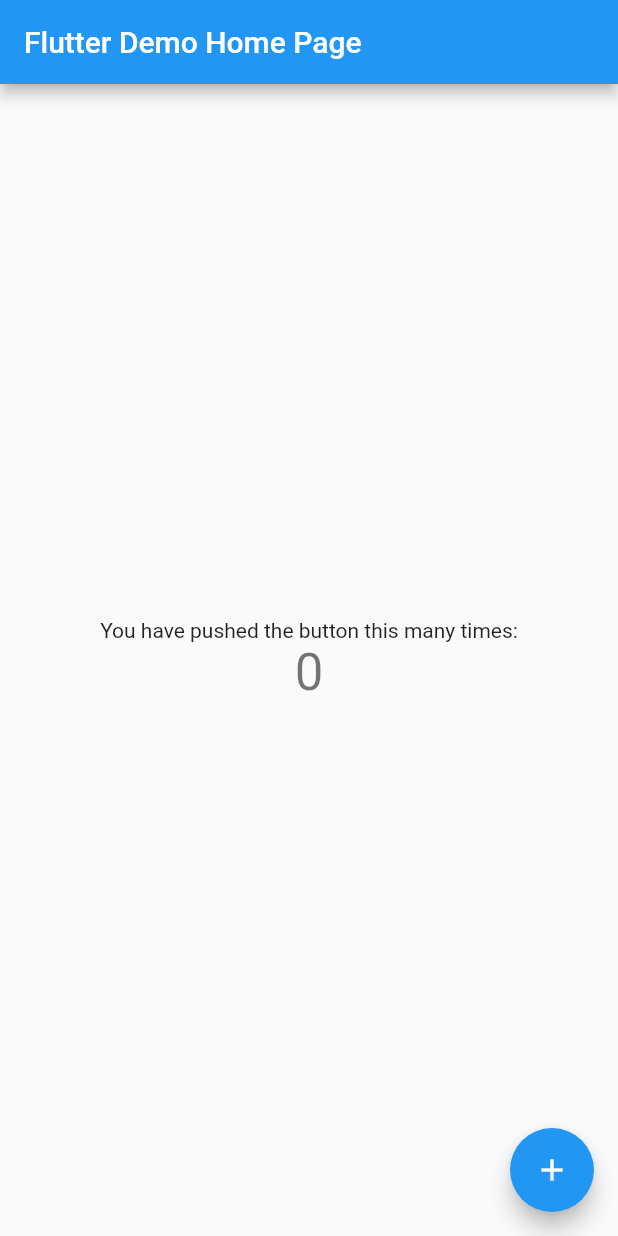
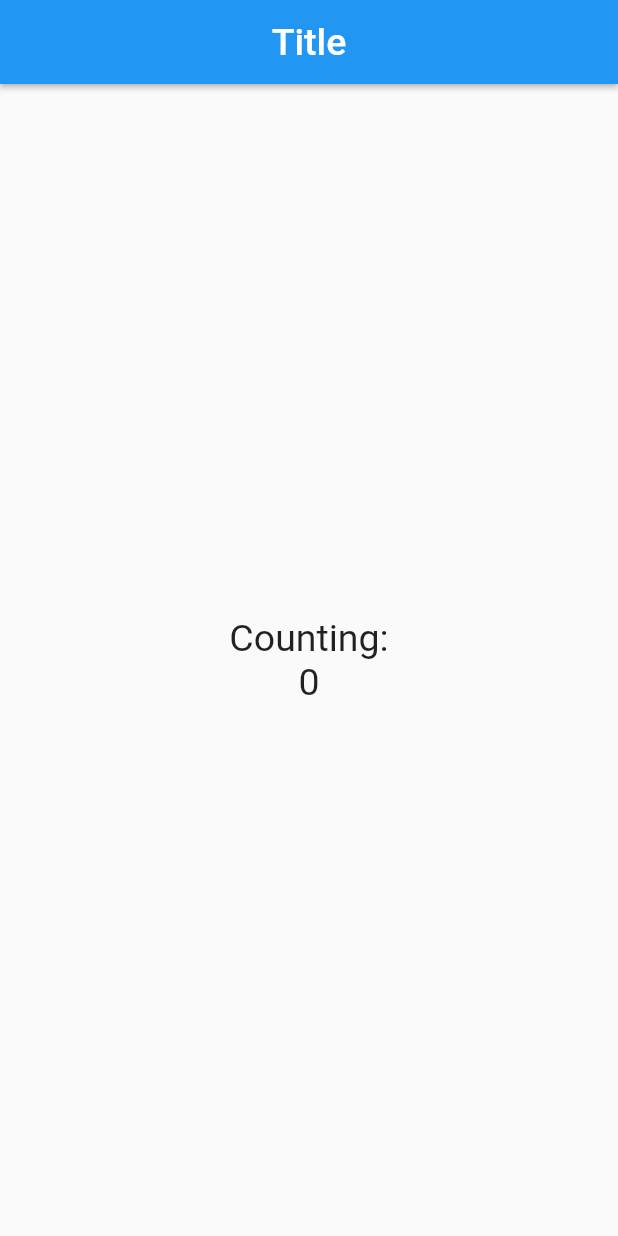
Before and after one commit to RodriguezOswaldo/Dart, a Flutter app: the screen it shows after launch, on a phone screen of 412 x 824 dp. Run offline on Flutter 3.47's test engine with Material 2 defaults, Android fonts, the phone set to English and light mode, and no system bars.

Commit message:
home page

```diff
--- a/counter/lib/main.dart
+++ b/counter/lib/main.dart
@@ -1,117 +1,7 @@
 import 'package:flutter/material.dart';
+//my imports
+import 'src/app.dart';
 
 void main() {
   runApp(MyApp());
 }
-
-class MyApp extends StatelessWidget {
-  // This widget is the root of your application.
-  @override
-  Widget build(BuildContext context) {
-    return MaterialApp(
-      title: 'Flutter Demo',
-      theme: ThemeData(
-        // This is the theme of your application.
-        //
-        // Try running your application with "flutter run". You'll see the
-        // application has a blue toolbar. Then, without quitting the app, try
-        // changing the primarySwatch below to Colors.green and then invoke
-        // "hot reload" (press "r" in the console where you ran "flutter run",
-        // or simply save your changes to "hot reload" in a Flutter IDE).
-        // Notice that the counter didn't reset back to zero; the application
-        // is not restarted.
-        primarySwatch: Colors.blue,
-        // This makes the visual density adapt to the platform that you run
-        // the app on. For desktop platforms, the controls will be smaller and
-        // closer together (more dense) than on mobile platforms.
-        visualDensity: VisualDensity.adaptivePlatformDensity,
-      ),
-      home: MyHomePage(title: 'Flutter Demo Home Page'),
-    );
-  }
-}
-
-class MyHomePage extends StatefulWidget {
-  MyHomePage({Key key, this.title}) : super(key: key);
-
-  // This widget is the home page of your application. It is stateful, meaning
-  // that it has a State object (defined below) that contains fields that affect
-  // how it looks.
-
-  // This class is the configuration for the state. It holds the values (in this
-  // case the title) provided by the parent (in this case the App widget) and
-  // used by the build method of the State. Fields in a Widget subclass are
-  // always marked "final".
-
-  final String title;
-
-  @override
-  _MyHomePageState createState() => _MyHomePageState();
-}
-
-class _MyHomePageState extends State<MyHomePage> {
-  int _counter = 0;
-
-  void _incrementCounter() {
-    setState(() {
-      // This call to setState tells the Flutter framework that something has
-      // changed in this State, which causes it to rerun the build method below
-      // so that the display can reflect the updated values. If we changed
-      // _counter without calling setState(), then the build method would not be
-      // called again, and so nothing would appear to happen.
-      _counter++;
-    });
-  }
-
-  @override
-  Widget build(BuildContext context) {
-    // This method is rerun every time setState is called, for instance as done
-    // by the _incrementCounter method above.
-    //
-    // The Flutter framework has been optimized to make rerunning build methods
-    // fast, so that you can just rebuild anything that needs updating rather
-    // than having to individually change instances of widgets.
-    return Scaffold(
-      appBar: AppBar(
-        // Here we take the value from the MyHomePage object that was created by
-        // the App.build method, and use it to set our appbar title.
-        title: Text(widget.title),
-      ),
-      body: Center(
-        // Center is a layout widget. It takes a single child and positions it
-        // in the middle of the parent.
-        child: Column(
-          // Column is also a layout widget. It takes a list of children and
-          // arranges them vertically. By default, it sizes itself to fit its
-          // children horizontally, and tries to be as tall as its parent.
-          //
-          // Invoke "debug painting" (press "p" in the console, choose the
-          // "Toggle Debug Paint" action from the Flutter Inspector in Android
-          // Studio, or the "Toggle Debug Paint" command in Visual Studio Code)
-          // to see the wireframe for each widget.
-          //
-          // Column has various properties to control how it sizes itself and
-          // how it positions its children. Here we use mainAxisAlignment to
-          // center the children vertically; the main axis here is the vertical
-          // axis because Columns are vertical (the cross axis would be
-          // horizontal).
-          mainAxisAlignment: MainAxisAlignment.center,
-          children: <Widget>[
-            Text(
-              'You have pushed the button this many times:',
-            ),
-            Text(
-              '$_counter',
-              style: Theme.of(context).textTheme.headline4,
-            ),
-          ],
-        ),
-      ),
-      floatingActionButton: FloatingActionButton(
-        onPressed: _incrementCounter,
-        tooltip: 'Increment',
-        child: Icon(Icons.add),
-      ), // This trailing comma makes auto-formatting nicer for build methods.
-    );
-  }
-}
--- /dev/null
+++ b/counter/lib/src/app.dart
@@ -0,0 +1,14 @@
+import 'package:flutter/material.dart';
+
+import 'package:counter/src/pages/home_pages.dart';
+
+class MyApp extends StatelessWidget {
+  @override
+  build(context) {
+    return MaterialApp(
+      home: Center(
+        child: HomePage(),
+      ),
+    );
+  }
+}
--- /dev/null
+++ b/counter/lib/src/pages/home_pages.dart
@@ -0,0 +1,31 @@
+import 'package:flutter/material.dart';
+
+class HomePage extends StatelessWidget {
+  //style text class
+  final estiloTexto = new TextStyle(fontSize: 25);
+
+  @override
+  Widget build(BuildContext context) {
+    return Scaffold(
+      appBar: AppBar(
+        title: Text('Title', style: estiloTexto),
+        centerTitle: true,
+        elevation: 1.6,
+      ),
+      body: Center(
+          child: Column(
+        mainAxisAlignment: MainAxisAlignment.center,
+        children: <Widget>[
+          Text(
+            'Counting:',
+            style: estiloTexto,
+          ),
+          Text(
+            '0',
+            style: estiloTexto,
+          ),
+        ],
+      )),
+    );
+  }
+}
```
Also changed, not shown: 1 other file.
